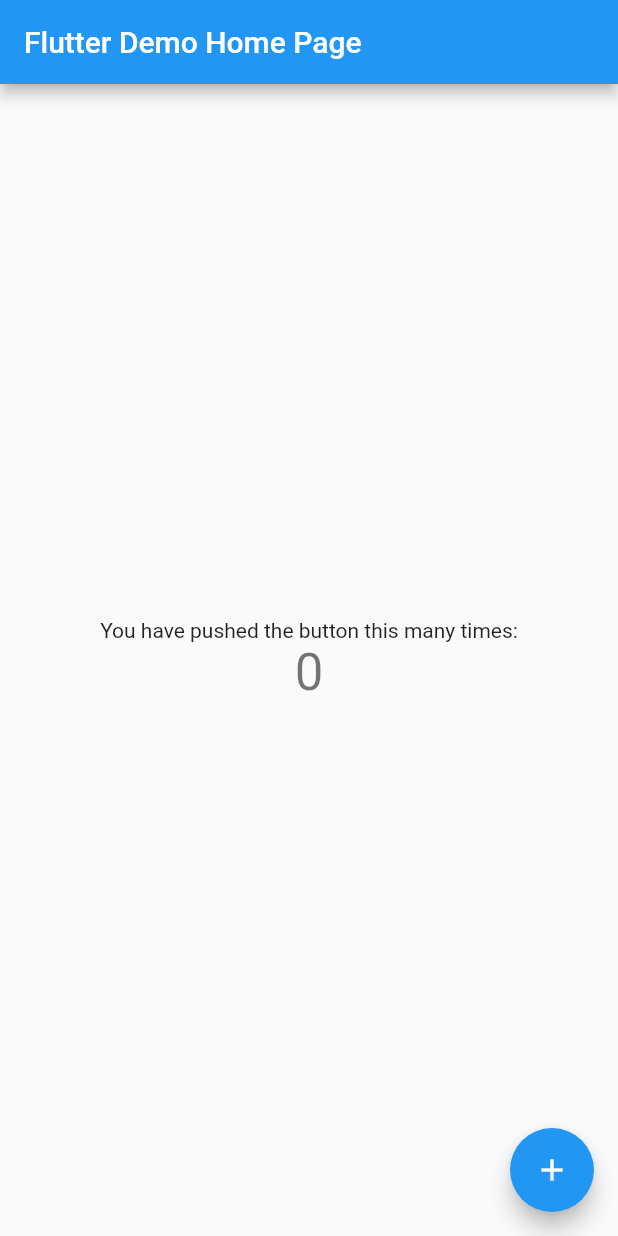
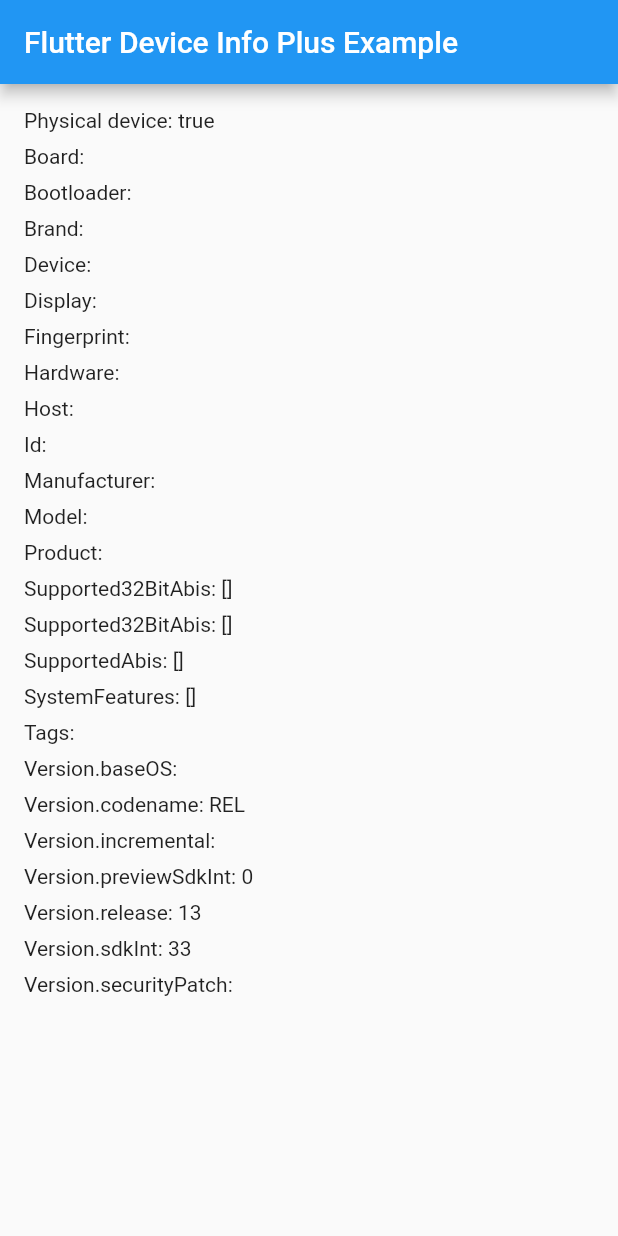
Before and after one commit to J3012B/device_info_plus_example, a Flutter app: the screen it shows after launch, on a phone screen of 412 x 824 dp. Run offline on Flutter 3.47's test engine with Material 2 defaults, Android fonts, the phone set to English and light mode, and no system bars; our stand-ins replace device_info_plus.

Commit message:
Display AndroidInfo

```diff
--- a/lib/main.dart
+++ b/lib/main.dart
@@ -1,3 +1,4 @@
+import 'package:device_info_plus/device_info_plus.dart';
 import 'package:flutter/material.dart';
 
 void main() {
@@ -24,7 +25,7 @@ class MyApp extends StatelessWidget {
         // is not restarted.
         primarySwatch: Colors.blue,
       ),
-      home: const MyHomePage(title: 'Flutter Demo Home Page'),
+      home: const MyHomePage(title: 'Flutter Device Info Plus Example'),
     );
   }
 }
@@ -48,19 +49,6 @@ class MyHomePage extends StatefulWidget {
 }
 
 class _MyHomePageState extends State<MyHomePage> {
-  int _counter = 0;
-
-  void _incrementCounter() {
-    setState(() {
-      // This call to setState tells the Flutter framework that something has
-      // changed in this State, which causes it to rerun the build method below
-      // so that the display can reflect the updated values. If we changed
-      // _counter without calling setState(), then the build method would not be
-      // called again, and so nothing would appear to happen.
-      _counter++;
-    });
-  }
-
   @override
   Widget build(BuildContext context) {
     // This method is rerun every time setState is called, for instance as done
@@ -75,10 +63,19 @@ class _MyHomePageState extends State<MyHomePage> {
         // the App.build method, and use it to set our appbar title.
         title: Text(widget.title),
       ),
-      body: Center(
-        // Center is a layout widget. It takes a single child and positions it
-        // in the middle of the parent.
-        child: Column(
+      body: SingleChildScrollView(
+        child: Padding(
+          padding: const EdgeInsets.all(16.0),
+          child: FutureBuilder(
+              future: DeviceInfoPlugin().androidInfo,
+              builder: (context, snapshot) {
+                if (!snapshot.hasData) {
+                  return const CircularProgressIndicator();
+                }
+
+                final androidInfo = snapshot.data!;
+
+                return Column(
                   // Column is also a layout widget. It takes a list of children and
                   // arranges them vertically. By default, it sizes itself to fit its
                   // children horizontally, and tries to be as tall as its parent.
@@ -93,23 +90,113 @@ class _MyHomePageState extends State<MyHomePage> {
                   // center the children vertically; the main axis here is the vertical
                   // axis because Columns are vertical (the cross axis would be
                   // horizontal).
-          mainAxisAlignment: MainAxisAlignment.center,
+                  mainAxisAlignment: MainAxisAlignment.start,
+                  crossAxisAlignment: CrossAxisAlignment.start,
                   children: <Widget>[
-            const Text(
-              'You have pushed the button this many times:',
+                    Text(
+                      "Physical device: ${androidInfo.isPhysicalDevice.toString()}",
                     ),
+                    const SizedBox(height: 8),
                     Text(
-              '$_counter',
-              style: Theme.of(context).textTheme.headline4,
+                      "Board: ${androidInfo.board}",
+                    ),
+                    const SizedBox(height: 8),
+                    Text(
+                      "Bootloader: ${androidInfo.bootloader}",
+                    ),
+                    const SizedBox(height: 8),
+                    Text(
+                      "Brand: ${androidInfo.brand}",
+                    ),
+                    const SizedBox(height: 8),
+                    Text(
+                      "Device: ${androidInfo.device}",
+                    ),
+                    const SizedBox(height: 8),
+                    Text(
+                      "Display: ${androidInfo.display}",
+                    ),
+                    const SizedBox(height: 8),
+                    Text(
+                      "Fingerprint: ${androidInfo.fingerprint}",
+                    ),
+                    const SizedBox(height: 8),
+                    Text(
+                      "Hardware: ${androidInfo.hardware}",
+                    ),
+                    const SizedBox(height: 8),
+                    Text(
+                      "Host: ${androidInfo.host}",
+                    ),
+                    const SizedBox(height: 8),
+                    Text(
+                      "Id: ${androidInfo.id}",
+                    ),
+                    const SizedBox(height: 8),
+                    Text(
+                      "Manufacturer: ${androidInfo.manufacturer}",
+                    ),
+                    const SizedBox(height: 8),
+                    Text(
+                      "Model: ${androidInfo.model}",
+                    ),
+                    const SizedBox(height: 8),
+                    Text(
+                      "Product: ${androidInfo.product}",
+                    ),
+                    const SizedBox(height: 8),
+                    Text(
+                      "Supported32BitAbis: ${androidInfo.supported32BitAbis}",
+                    ),
+                    const SizedBox(height: 8),
+                    Text(
+                      "Supported32BitAbis: ${androidInfo.supported64BitAbis}",
+                    ),
+                    const SizedBox(height: 8),
+                    Text(
+                      "SupportedAbis: ${androidInfo.supportedAbis}",
+                    ),
+                    const SizedBox(height: 8),
+                    Text(
+                      "SystemFeatures: ${androidInfo.systemFeatures}",
+                    ),
+                    const SizedBox(height: 8),
+                    Text(
+                      "Tags: ${androidInfo.tags}",
+                    ),
+                    const SizedBox(height: 8),
+                    Text(
+                      "Version.baseOS: ${androidInfo.version.baseOS}",
+                    ),
+                    const SizedBox(height: 8),
+                    Text(
+                      "Version.codename: ${androidInfo.version.codename}",
+                    ),
+                    const SizedBox(height: 8),
+                    Text(
+                      "Version.incremental: ${androidInfo.version.incremental}",
+                    ),
+                    const SizedBox(height: 8),
+                    Text(
+                      "Version.previewSdkInt: ${androidInfo.version.previewSdkInt}",
+                    ),
+                    const SizedBox(height: 8),
+                    Text(
+                      "Version.release: ${androidInfo.version.release}",
+                    ),
+                    const SizedBox(height: 8),
+                    Text(
+                      "Version.sdkInt: ${androidInfo.version.sdkInt}",
+                    ),
+                    const SizedBox(height: 8),
+                    Text(
+                      "Version.securityPatch: ${androidInfo.version.securityPatch}",
                     ),
                   ],
+                );
+              }),
         ),
       ),
-      floatingActionButton: FloatingActionButton(
-        onPressed: _incrementCounter,
-        tooltip: 'Increment',
-        child: const Icon(Icons.add),
-      ), // This trailing comma makes auto-formatting nicer for build methods.
     );
   }
 }
--- a/pubspec.yaml
+++ b/pubspec.yaml
@@ -36,6 +36,7 @@ dependencies:
   # The following adds the Cupertino Icons font to your application.
   # Use with the CupertinoIcons class for iOS style icons.
   cupertino_icons: ^1.0.2
+  device_info_plus: ^4.1.2
 
 dev_dependencies:
   flutter_test:
```
Also changed, not shown: pubspec.lock, 7 other files. Lines whose indentation alone changed are shown as unchanged.
